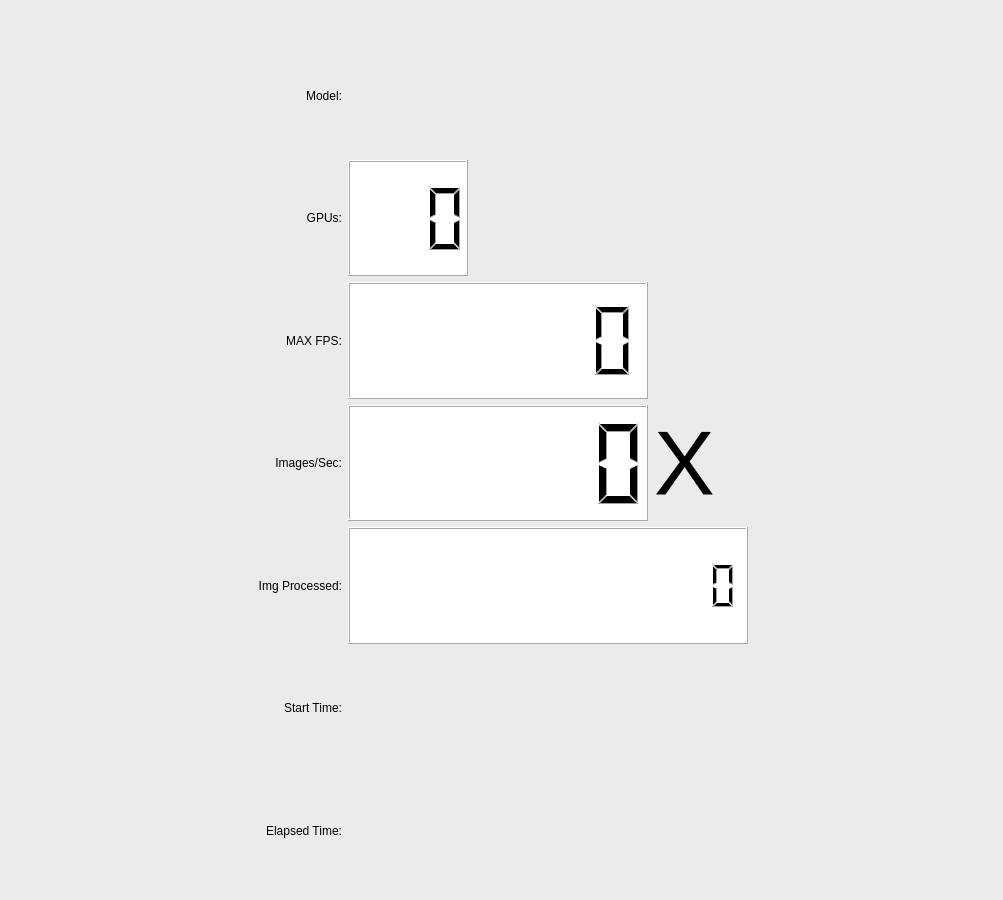
japarada/MIVisionX, file apps/cloud_inference/client_app/perf_graph.ui: the form before one commit.
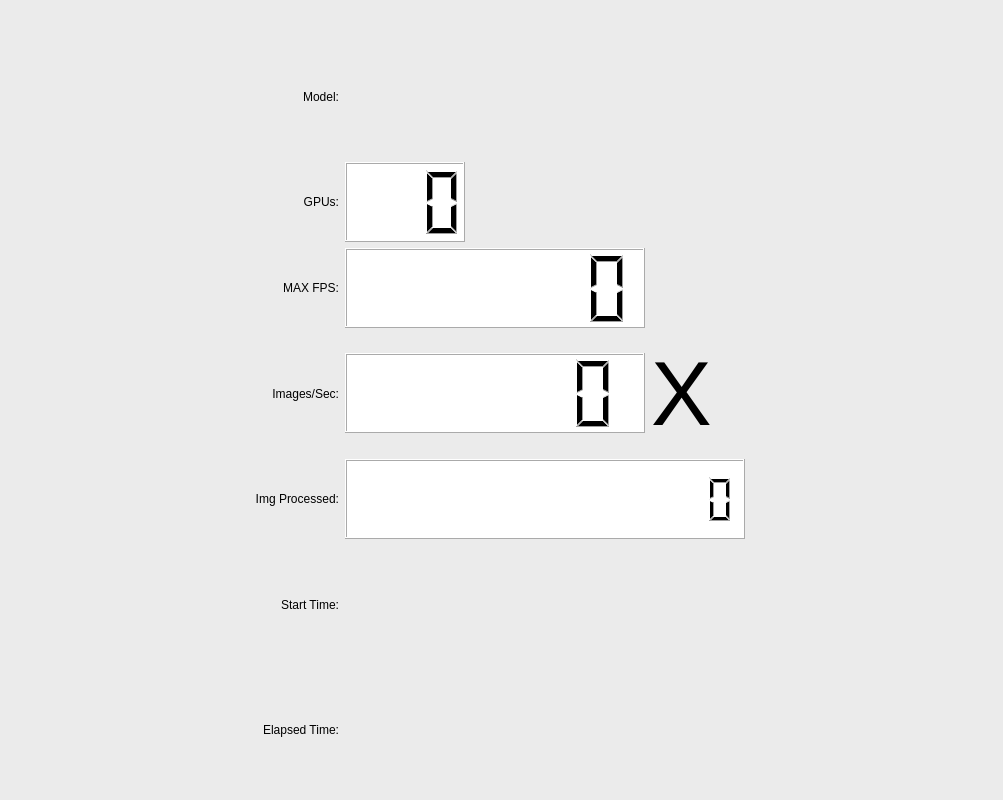
The form after the commit. Icons and pictures are not drawn.

Commit message:
H/graph enhancement (#28)
* graph fix

* MV Compile - bug fix (#136)

* graph ui fix

* added rocm logo

* graph update

* Cloud Inference Application - graph update (#139)

* graph update

* graph update

* graph update

* update ui

* graph fix

* graph update

* graph updatE

* graph update

* update

* bar chart added

* graph update

* setmax

* mode

* bug fix

* bug fix

* bug fix

* update

* update

* update

* bug fix

* graph update

* update

* update

* update

* update

* udpate

* update

What changed in the file:
```diff
--- a/apps/cloud_inference/client_app/perf_graph.ui
+++ b/apps/cloud_inference/client_app/perf_graph.ui
@@ -10,7 +10,7 @@
     <x>0</x>
     <y>0</y>
     <width>1003</width>
-    <height>900</height>
+    <height>800</height>
    </rect>
   </property>
   <property name="sizePolicy">
@@ -120,105 +120,6 @@
      </property>
     </spacer>
    </item>
-   <item row="0" column="0" colspan="3">
-    <layout class="QHBoxLayout" name="horizontalLayout_2">
-     <property name="sizeConstraint">
-      <enum>QLayout::SetDefaultConstraint</enum>
-     </property>
-     <item>
-      <widget class="QLabel" name="logo_label_2">
-       <property name="sizePolicy">
-        <sizepolicy hsizetype="Preferred" vsizetype="Fixed">
-         <horstretch>0</horstretch>
-         <verstretch>0</verstretch>
-        </sizepolicy>
-       </property>
-       <property name="text">
-        <string/>
-       </property>
-       <property name="pixmap">
-        <pixmap resource="resources.qrc">:/images/AMD.png</pixmap>
-       </property>
-       <property name="scaledContents">
-        <bool>false</bool>
-       </property>
-       <property name="alignment">
-        <set>Qt::AlignCenter</set>
-       </property>
-      </widget>
-     </item>
-     <item>
-      <spacer name="horizontalSpacer">
-       <property name="orientation">
-        <enum>Qt::Horizontal</enum>
-       </property>
-       <property name="sizeType">
-        <enum>QSizePolicy::Fixed</enum>
-       </property>
-       <property name="sizeHint" stdset="0">
-        <size>
-         <width>20</width>
-         <height>20</height>
-        </size>
-       </property>
-      </spacer>
-     </item>
-     <item>
-      <widget class="QLabel" name="logo_label_3">
-       <property name="sizePolicy">
-        <sizepolicy hsizetype="Preferred" vsizetype="Fixed">
-         <horstretch>0</horstretch>
-         <verstretch>0</verstretch>
-        </sizepolicy>
-       </property>
-       <property name="text">
-        <string/>
-       </property>
-       <property name="pixmap">
-        <pixmap resource="resources.qrc">:/images/Radeon.png</pixmap>
-       </property>
-       <property name="alignment">
-        <set>Qt::AlignCenter</set>
-       </property>
-      </widget>
-     </item>
-     <item>
-      <spacer name="horizontalSpacer_2">
-       <property name="orientation">
-        <enum>Qt::Horizontal</enum>
-       </property>
-       <property name="sizeType">
-        <enum>QSizePolicy::Fixed</enum>
-       </property>
-       <property name="sizeHint" stdset="0">
-        <size>
-         <width>20</width>
-         <height>20</height>
-        </size>
-       </property>
-      </spacer>
-     </item>
-     <item>
-      <widget class="QLabel" name="logo_label">
-       <property name="sizePolicy">
-        <sizepolicy hsizetype="Preferred" vsizetype="Fixed">
-         <horstretch>0</horstretch>
-         <verstretch>0</verstretch>
-        </sizepolicy>
-       </property>
-       <property name="text">
-        <string/>
-       </property>
-       <property name="pixmap">
-        <pixmap resource="resources.qrc">:/images/MIVisionX.png</pixmap>
-       </property>
-       <property name="alignment">
-        <set>Qt::AlignCenter</set>
-       </property>
-      </widget>
-     </item>
-    </layout>
-   </item>
    <item row="1" column="2">
     <widget class="QLabel" name="modelName_label">
      <property name="maximumSize">
@@ -253,7 +154,7 @@
      <property name="maximumSize">
       <size>
        <width>120</width>
-       <height>16777215</height>
+       <height>80</height>
       </size>
      </property>
      <property name="styleSheet">
@@ -304,7 +205,7 @@
        <property name="maximumSize">
         <size>
          <width>300</width>
-         <height>16777215</height>
+         <height>80</height>
         </size>
        </property>
        <property name="font">
@@ -398,7 +299,7 @@
      <property name="maximumSize">
       <size>
        <width>400</width>
-       <height>16777215</height>
+       <height>80</height>
       </size>
      </property>
      <property name="styleSheet">
@@ -430,7 +331,7 @@
      <property name="maximumSize">
       <size>
        <width>300</width>
-       <height>16777215</height>
+       <height>80</height>
       </size>
      </property>
      <property name="styleSheet">
@@ -495,6 +396,105 @@
      </property>
     </widget>
    </item>
+   <item row="0" column="0" colspan="4">
+    <layout class="QHBoxLayout" name="horizontalLayout_2">
+     <property name="sizeConstraint">
+      <enum>QLayout::SetDefaultConstraint</enum>
+     </property>
+     <item>
+      <widget class="QLabel" name="logo_label_2">
+       <property name="sizePolicy">
+        <sizepolicy hsizetype="Preferred" vsizetype="Fixed">
+         <horstretch>0</horstretch>
+         <verstretch>0</verstretch>
+        </sizepolicy>
+       </property>
+       <property name="text">
+        <string/>
+       </property>
+       <property name="pixmap">
+        <pixmap resource="resources.qrc">:/images/AMD Radeon Instinct.png</pixmap>
+       </property>
+       <property name="scaledContents">
+        <bool>false</bool>
+       </property>
+       <property name="alignment">
+        <set>Qt::AlignCenter</set>
+       </property>
+      </widget>
+     </item>
+     <item>
+      <spacer name="horizontalSpacer">
+       <property name="orientation">
+        <enum>Qt::Horizontal</enum>
+       </property>
+       <property name="sizeType">
+        <enum>QSizePolicy::Fixed</enum>
+       </property>
+       <property name="sizeHint" stdset="0">
+        <size>
+         <width>20</width>
+         <height>20</height>
+        </size>
+       </property>
+      </spacer>
+     </item>
+     <item>
+      <spacer name="horizontalSpacer_2">
+       <property name="orientation">
+        <enum>Qt::Horizontal</enum>
+       </property>
+       <property name="sizeType">
+        <enum>QSizePolicy::Fixed</enum>
+       </property>
+       <property name="sizeHint" stdset="0">
+        <size>
+         <width>20</width>
+         <height>20</height>
+        </size>
+       </property>
+      </spacer>
+     </item>
+     <item>
+      <widget class="QLabel" name="logo_label">
+       <property name="sizePolicy">
+        <sizepolicy hsizetype="Preferred" vsizetype="Fixed">
+         <horstretch>0</horstretch>
+         <verstretch>0</verstretch>
+        </sizepolicy>
+       </property>
+       <property name="text">
+        <string/>
+       </property>
+       <property name="pixmap">
+        <pixmap resource="resources.qrc">:/images/MIVisionX.png</pixmap>
+       </property>
+       <property name="alignment">
+        <set>Qt::AlignCenter</set>
+       </property>
+      </widget>
+     </item>
+     <item>
+      <widget class="QLabel" name="logo_label_3">
+       <property name="sizePolicy">
+        <sizepolicy hsizetype="Preferred" vsizetype="Fixed">
+         <horstretch>0</horstretch>
+         <verstretch>0</verstretch>
+        </sizepolicy>
+       </property>
+       <property name="text">
+        <string/>
+       </property>
+       <property name="pixmap">
+        <pixmap resource="resources.qrc">:/images/EPYC.png</pixmap>
+       </property>
+       <property name="alignment">
+        <set>Qt::AlignCenter</set>
+       </property>
+      </widget>
+     </item>
+    </layout>
+   </item>
   </layout>
  </widget>
  <resources>
```
The commit also changes 12 other files.
